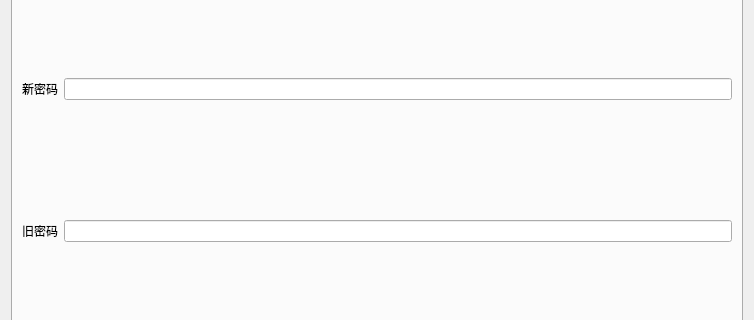
The window that src/patient-client/src/mainwindow.ui (bit-cs-practicing/MedicalIntelligence) describes before a commit, drawn with Qt 5; both pictures show x 0 to 754 and y 82 to 402 of the 754 by 607 pixel window.
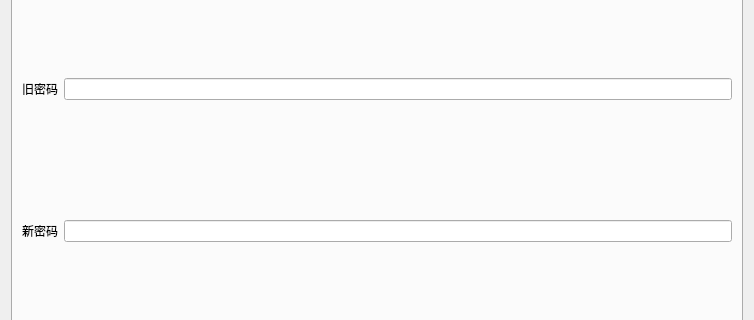
The same window after the commit. The open tabs and pages were chosen to show the change.

The edit to the form file:
```diff
--- a/src/patient-client/src/mainwindow.ui
+++ b/src/patient-client/src/mainwindow.ui
@@ -122,26 +122,13 @@
        <string>修改密码</string>
       </attribute>
       <layout class="QGridLayout" name="gridLayout_3">
-       <item row="0" column="0">
-        <widget class="QLabel" name="label_5">
-         <property name="text">
-          <string>新密码</string>
-         </property>
-        </widget>
-       </item>
-       <item row="0" column="1">
-        <widget class="QLineEdit" name="newpass"/>
-       </item>
        <item row="1" column="0">
         <widget class="QLabel" name="label_9">
          <property name="text">
-          <string>旧密码</string>
+          <string>新密码</string>
          </property>
         </widget>
        </item>
-       <item row="1" column="1">
-        <widget class="QLineEdit" name="oldpass"/>
-       </item>
        <item row="2" column="0" colspan="2">
         <widget class="QPushButton" name="updPassBtn">
          <property name="text">
@@ -149,6 +136,27 @@
          </property>
         </widget>
        </item>
+       <item row="0" column="0">
+        <widget class="QLabel" name="label_5">
+         <property name="text">
+          <string>旧密码</string>
+         </property>
+        </widget>
+       </item>
+       <item row="1" column="1">
+        <widget class="QLineEdit" name="newpass">
+         <property name="echoMode">
+          <enum>QLineEdit::Password</enum>
+         </property>
+        </widget>
+       </item>
+       <item row="0" column="1">
+        <widget class="QLineEdit" name="oldpass">
+         <property name="echoMode">
+          <enum>QLineEdit::Password</enum>
+         </property>
+        </widget>
+       </item>
       </layout>
      </widget>
      <widget class="QWidget" name="tab_3">
```
Left out of the diff: 44 changed lines with no effect on the pictures.
